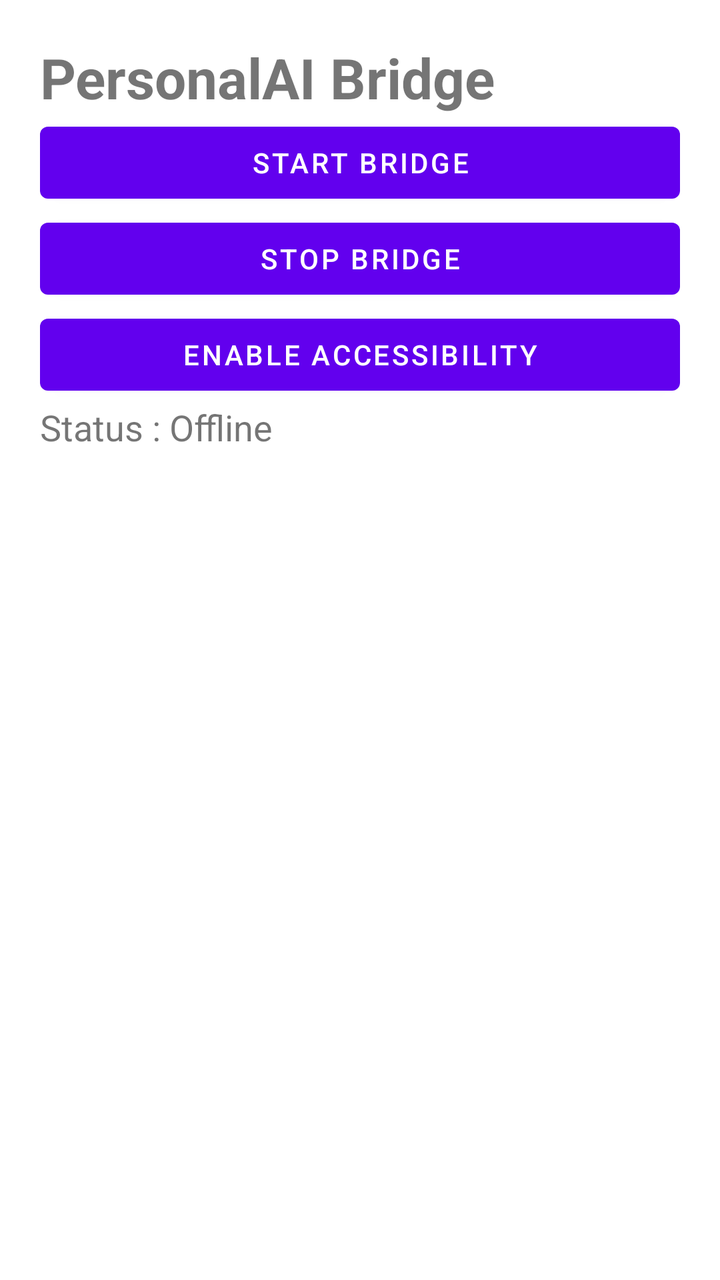
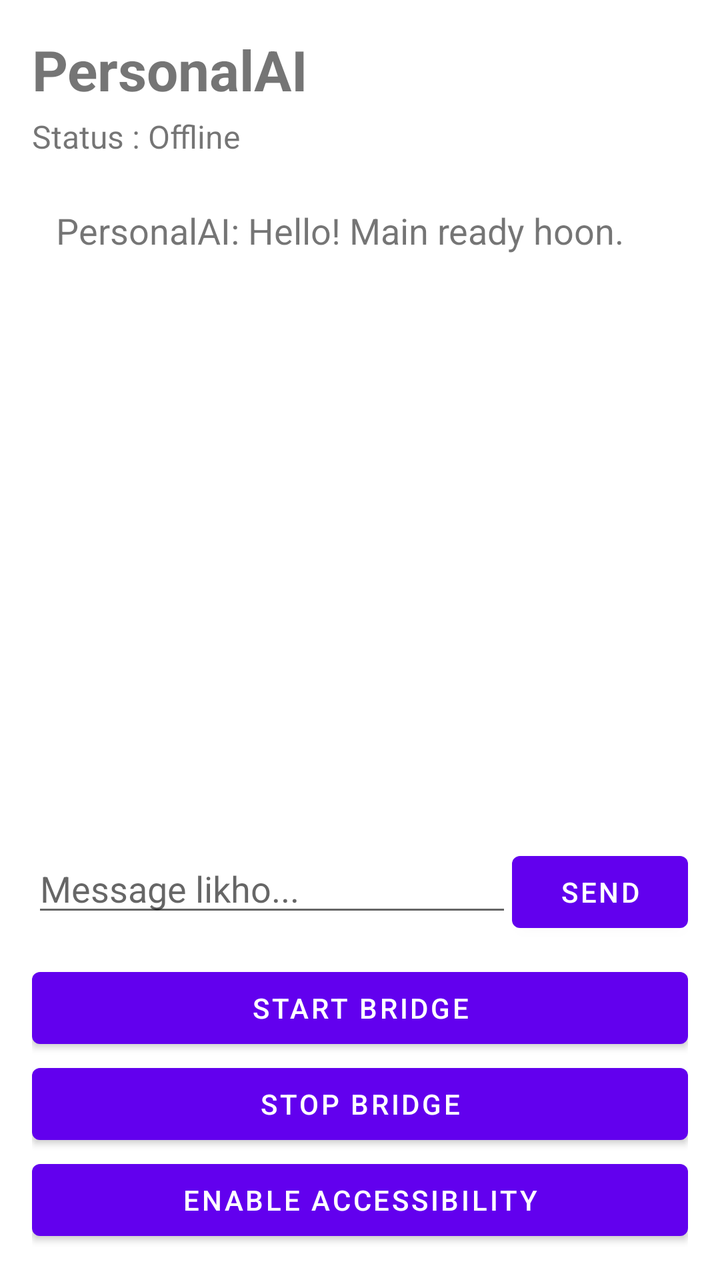

The first picture is an Android layout as it rendered before a commit; the second is the same layout after the commit. The layout source and the unified diff follow.
<!-- AndroidManifest.xml: fallback theme Theme.MaterialComponents.DayNight.NoActionBar -->
<!-- res/layout/activity_main.xml -->
<?xml version="1.0" encoding="utf-8"?>
<LinearLayout xmlns:android="http://schemas.android.com/apk/res/android"
    android:layout_width="match_parent"
    android:layout_height="match_parent"
    android:orientation="vertical"
    android:padding="20dp">

    <TextView
        android:layout_width="wrap_content"
        android:layout_height="wrap_content"
        android:text="PersonalAI Bridge"
        android:textSize="28sp"
        android:textStyle="bold"/>

    <Button
        android:id="@+id/startBtn"
        android:layout_width="match_parent"
        android:layout_height="wrap_content"
        android:text="Start Bridge"/>

    <Button
        android:id="@+id/stopBtn"
        android:layout_width="match_parent"
        android:layout_height="wrap_content"
        android:text="Stop Bridge"/>

    <Button
        android:id="@+id/accessibilityBtn"
        android:layout_width="match_parent"
        android:layout_height="wrap_content"
        android:text="Enable Accessibility"/>

    <TextView
        android:id="@+id/statusText"
        android:layout_width="wrap_content"
        android:layout_height="wrap_content"
        android:text="Status : Offline"
        android:textSize="18sp"/>

</LinearLayout>
<!-- resources referenced by this layout -->
<resources>

</resources>

<!-- the commit's change to res/layout/activity_main.xml (unified diff, before → after) -->
@@ -3,38 +3,80 @@
     android:layout_width="match_parent"
     android:layout_height="match_parent"
     android:orientation="vertical"
-    android:padding="20dp">
+    android:padding="16dp">
 
     <TextView
         android:layout_width="wrap_content"
         android:layout_height="wrap_content"
-        android:text="PersonalAI Bridge"
+        android:text="PersonalAI"
         android:textSize="28sp"
-        android:textStyle="bold"/>
+        android:textStyle="bold" />
+
+    <TextView
+        android:id="@+id/statusText"
+        android:layout_width="wrap_content"
+        android:layout_height="wrap_content"
+        android:layout_marginTop="4dp"
+        android:text="Status : Offline"
+        android:textSize="16sp" />
+
+    <ScrollView
+        android:layout_width="match_parent"
+        android:layout_height="0dp"
+        android:layout_weight="1"
+        android:layout_marginTop="12dp"
+        android:fillViewport="true">
+
+        <TextView
+            android:id="@+id/chatText"
+            android:layout_width="match_parent"
+            android:layout_height="wrap_content"
+            android:text="PersonalAI: Hello! Main ready hoon."
+            android:textSize="18sp"
+            android:padding="12dp" />
+
+    </ScrollView>
+
+    <LinearLayout
+        android:layout_width="match_parent"
+        android:layout_height="wrap_content"
+        android:orientation="horizontal"
+        android:layout_marginTop="8dp">
+
+        <EditText
+            android:id="@+id/messageInput"
+            android:layout_width="0dp"
+            android:layout_height="wrap_content"
+            android:layout_weight="1"
+            android:hint="Message likho..."
+            android:inputType="textMultiLine"
+            android:maxLines="3" />
+
+        <Button
+            android:id="@+id/sendBtn"
+            android:layout_width="wrap_content"
+            android:layout_height="wrap_content"
+            android:text="Send" />
+
+    </LinearLayout>
 
     <Button
         android:id="@+id/startBtn"
         android:layout_width="match_parent"
         android:layout_height="wrap_content"
-        android:text="Start Bridge"/>
+        android:layout_marginTop="10dp"
+        android:text="Start Bridge" />
 
     <Button
         android:id="@+id/stopBtn"
         android:layout_width="match_parent"
         android:layout_height="wrap_content"
-        android:text="Stop Bridge"/>
+        android:text="Stop Bridge" />
 
     <Button
         android:id="@+id/accessibilityBtn"
         android:layout_width="match_parent"
         android:layout_height="wrap_content"
-        android:text="Enable Accessibility"/>
-
-    <TextView
-        android:id="@+id/statusText"
-        android:layout_width="wrap_content"
-        android:layout_height="wrap_content"
-        android:text="Status : Offline"
-        android:textSize="18sp"/>
+        android:text="Enable Accessibility" />
 
 </LinearLayout>
